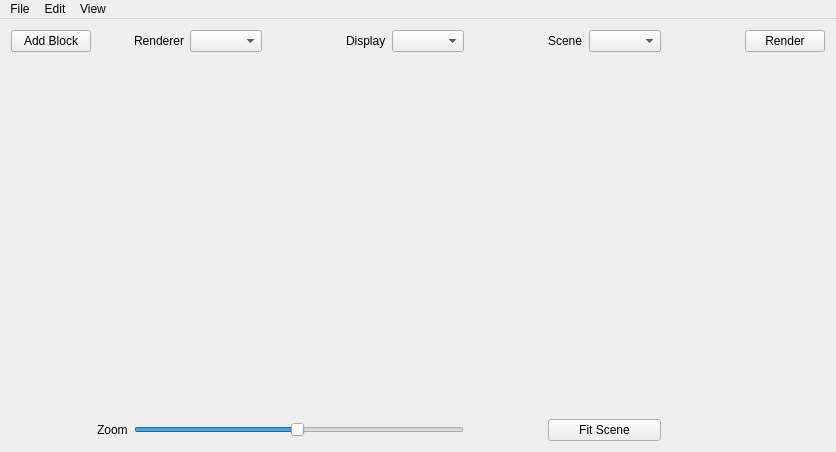
This is src/application-qt4/application_window.ui in luisbarrancos/shrimp as Qt 5 draws it before an edit. The edited form follows.
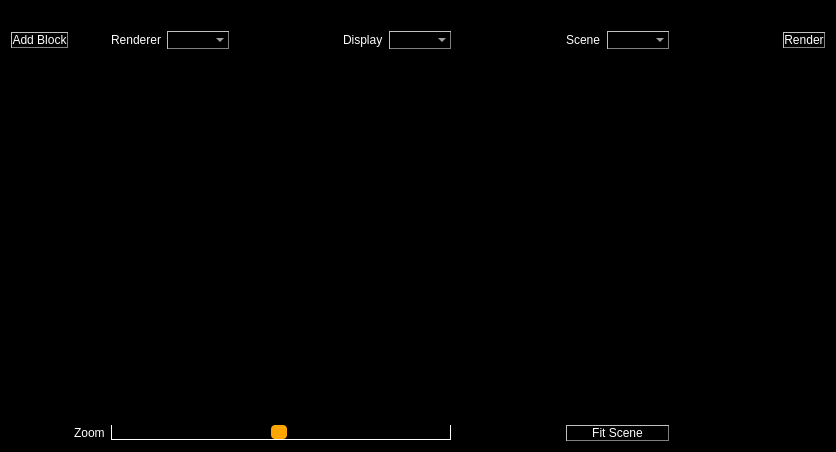
This is the edited form.

Commit message: ENH: dark theme test in Qt

```diff
--- a/src/application-qt4/application_window.ui
+++ b/src/application-qt4/application_window.ui
@@ -13,6 +13,9 @@
   <property name="windowTitle">
    <string>application_window</string>
   </property>
+  <property name="styleSheet">
+   <string notr="true">background-color: black;</string>
+  </property>
   <widget class="QWidget" name="centralWidget">
    <layout class="QHBoxLayout" name="horizontalLayout">
     <item>
@@ -22,6 +25,15 @@
         <property name="toolTip">
          <string>Add a predefined block to the scene</string>
         </property>
+        <property name="styleSheet">
+         <string notr="true">QPushButton {
+  color: white;
+  background-color: black;
+  border-style: outset;
+  border-width: 1px;
+  border-color: gray;
+ }</string>
+        </property>
         <property name="text">
          <string>Add Block</string>
         </property>
@@ -29,6 +41,9 @@
       </item>
       <item row="0" column="2">
        <widget class="QLabel" name="label">
+        <property name="styleSheet">
+         <string notr="true">color: white;</string>
+        </property>
         <property name="text">
          <string>Renderer</string>
         </property>
@@ -39,10 +54,28 @@
         <property name="toolTip">
          <string>Choose an installed RenderMan engine</string>
         </property>
+        <property name="styleSheet">
+         <string notr="true">QComboBox {
+  color: white;
+  background-color: black;
+  border-style: outset;
+  border-width: 1px;
+  border-color: gray;
+  selection-background-color: orange;
+ }
+ QComboBox:editable {
+  color: white;
+  background: orange;
+ }
+</string>
+        </property>
        </widget>
       </item>
       <item row="0" column="5">
        <widget class="QLabel" name="label_2">
+        <property name="styleSheet">
+         <string notr="true">color: white;</string>
+        </property>
         <property name="text">
          <string>Display</string>
         </property>
@@ -53,10 +86,27 @@
         <property name="toolTip">
          <string>Select one of the renderer's displays</string>
         </property>
+        <property name="styleSheet">
+         <string notr="true">QComboBox {
+  color: white;
+  background-color: black;
+  border-style: outset;
+  border-width: 1px;
+  border-color: gray;
+  selection-background-color: orange;
+ }
+ QComboBox:editable {
+  color: white;
+  background: orange;
+ }</string>
+        </property>
        </widget>
       </item>
       <item row="0" column="8">
        <widget class="QLabel" name="label_3">
+        <property name="styleSheet">
+         <string notr="true">color: white;</string>
+        </property>
         <property name="text">
          <string>Scene</string>
         </property>
@@ -67,6 +117,20 @@
         <property name="toolTip">
          <string>Choose a 3D scene for preview</string>
         </property>
+        <property name="styleSheet">
+         <string notr="true">QComboBox {
+  color: white;
+  background-color: black;
+  border-style: outset;
+  border-width: 1px;
+  border-color: gray;
+  selection-background-color: orange;
+ }
+ QComboBox:editable {
+  color: white;
+  background: orange;
+ }</string>
+        </property>
        </widget>
       </item>
       <item row="0" column="11">
@@ -74,6 +138,15 @@
         <property name="toolTip">
          <string>Click to preview the shader using selected renderer and display</string>
         </property>
+        <property name="styleSheet">
+         <string notr="true">QPushButton {
+  color: white;
+  background-color: black;
+  border-style: outset;
+  border-width: 1px;
+  border-color: gray;
+ }</string>
+        </property>
         <property name="text">
          <string>Render</string>
         </property>
@@ -81,6 +154,9 @@
       </item>
       <item row="2" column="1">
        <widget class="QLabel" name="label_4">
+        <property name="styleSheet">
+         <string notr="true">color: white;</string>
+        </property>
         <property name="text">
          <string>Zoom</string>
         </property>
@@ -91,6 +167,20 @@
         <property name="toolTip">
          <string>Drag to zoom in or out</string>
         </property>
+        <property name="styleSheet">
+         <string notr="true"> QSlider::groove:horizontal {
+     border: 1px solid white;
+     height: 14px;
+     background: black;
+     margin: 2px 0;
+ }
+ QSlider::handle:horizontal {
+     width: 16px;
+     background: orange;
+     margin: 0 0;
+     border-radius: 4px
+ }</string>
+        </property>
         <property name="minimum">
          <number>1</number>
         </property>
@@ -116,6 +206,15 @@
         <property name="toolTip">
          <string>Click to fit the block scene to the current view</string>
         </property>
+        <property name="styleSheet">
+         <string notr="true">QPushButton {
+  color: white;
+  background-color: black;
+  border-style: outset;
+  border-width: 1px;
+  border-color: gray;
+ }</string>
+        </property>
         <property name="text">
          <string>Fit Scene</string>
         </property>
```
